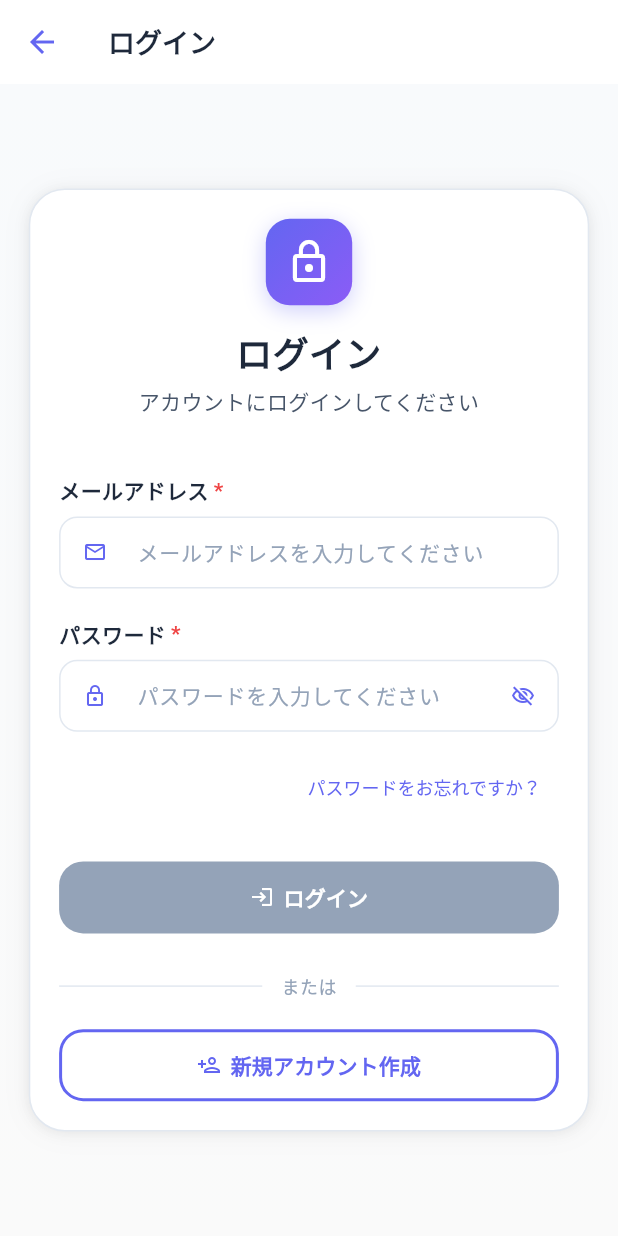
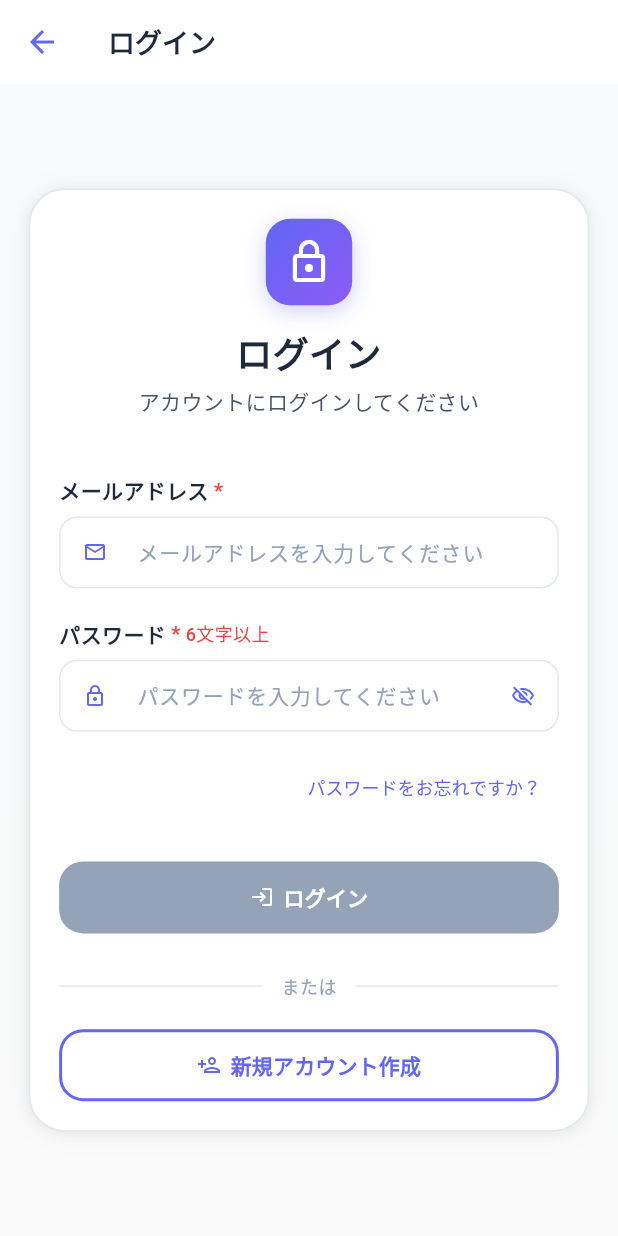
Before and after one commit to Rikut0417/AIHackathon2025, a Flutter app: the LoginScreen screen opened directly, on a phone screen of 412 x 824 dp. Run offline on Flutter 3.47's test engine with Material 3 defaults, Android fonts, the phone set to English and light mode, and no system bars; our stand-ins replace firebase_auth, firebase_core, shared_preferences, smooth_page_indicator; missing offline and left inert: dart:html; accounts and stored records are empty; statements that could not run were skipped.

Commit message:
feat: パスワード入力とユーザー選択のUI改善
- パスワード入力欄に「6文字以上」の注意書きを追加
- 検索結果のユーザーカード全体をクリック可能に変更

🤖 Generated with [Claude Code](https://claude.ai/code)

Co-Authored-By: Claude <noreply@anthropic.com>

```diff
--- a/frontend/lib/login.dart
+++ b/frontend/lib/login.dart
@@ -385,6 +385,15 @@ class _LoginScreenState extends State<LoginScreen> {
                               fontSize: ResponsiveHelper.getFontSize(context, FontSizeType.body),
                             ),
                           ),
+                          SizedBox(width: ResponsiveHelper.getSpacing(context, SpacingType.xs)),
+                          Text(
+                            '6文字以上',
+                            style: TextStyle(
+                              color: AppColors.errorRed,
+                              fontSize: ResponsiveHelper.getFontSize(context, FontSizeType.caption),
+                              fontWeight: FontWeight.w500,
+                            ),
+                          ),
                         ],
                       ),
                       SizedBox(height: ResponsiveHelper.getSpacing(context, SpacingType.sm)),
```
Also changed, not shown: frontend/lib/search_result.dart (+9 -7 lines).
